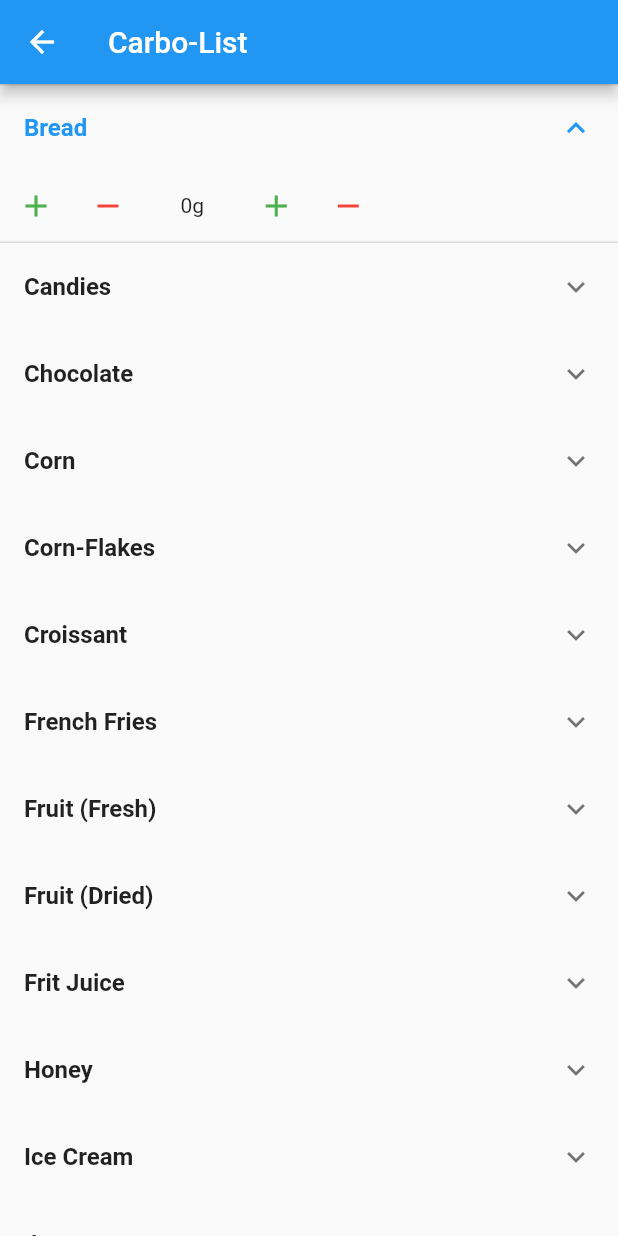
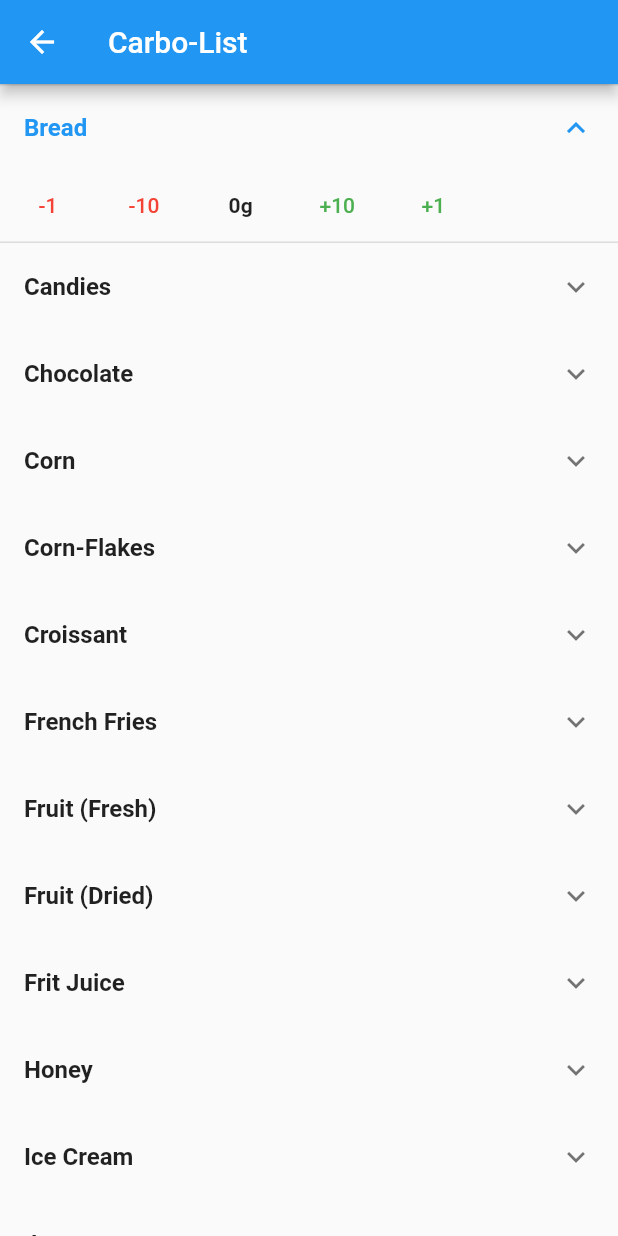
Before and after one commit to DavideBombassei/CarboTracker, a Flutter app: the CarboList screen opened by its route, after a tap on "Bread", on a phone screen of 412 x 824 dp. Run offline on Flutter 3.47's test engine with Material 2 defaults, Android fonts, the phone set to English and light mode, and no system bars; our stand-ins replace table_calendar; missing offline and left inert: dynamic_themes.

Commit message:
Tiles in carbo-list modified

```diff
--- a/app19/lib/screens/carbolist.dart
+++ b/app19/lib/screens/carbolist.dart
@@ -84,51 +84,62 @@ class _CarboListState extends State<CarboList> {
             Row(
               mainAxisAlignment: MainAxisAlignment.start,
               children: [
-                IconButton(
+                TextButton(
                   onPressed: () {
                     setState(() {
-                      _addCarbo10();
+                      _removeCarbo1();
                     });
                   },
-                  icon: const Icon(Icons.add),
-                  color: Colors.green,
+                  style: TextButton.styleFrom(primary: Colors.red),
+                  child: Text('-1'),
                 ),
-                IconButton(
+                TextButton(
                   onPressed: () {
                     setState(() {
                       _removeCarbo10();
                     });
                   },
-                  icon: Icon(Icons.remove),
-                  color: Colors.red,
+                  style: TextButton.styleFrom(
+                    primary: Colors.red,
+                  ),
+                  child: Text('-10'),
                 ),
               ],
             ),
             Row(
-              children: [Text('       ${carb}g       ')],
+              children: [
+                Text(
+                  '       ${carb}g       ',
+                  style: TextStyle(fontWeight: FontWeight.bold),
+                ),
+              ],
             ),
             Column(
               children: [
                 Row(
                   mainAxisAlignment: MainAxisAlignment.end,
                   children: [
-                    IconButton(
+                    TextButton(
+                      onPressed: () {
+                        setState(() {
+                          _addCarbo10();
+                        });
+                      },
+                      style: TextButton.styleFrom(
+                        primary: Colors.green,
+                      ),
+                      child: Text('+10'),
+                    ),
+                    TextButton(
                       onPressed: () {
                         setState(() {
                           _addCarbo1();
                         });
                       },
-                      icon: Icon(Icons.add),
-                      color: Colors.green,
-                    ),
-                    IconButton(
-                      onPressed: () {
-                        setState(() {
-                          _removeCarbo1();
-                        });
-                      },
-                      icon: Icon(Icons.remove),
-                      color: Colors.red,
+                      style: TextButton.styleFrom(
+                        primary: Colors.green,
+                      ),
+                      child: Text('+1'),
                     ),
                   ],
                 ),
```
